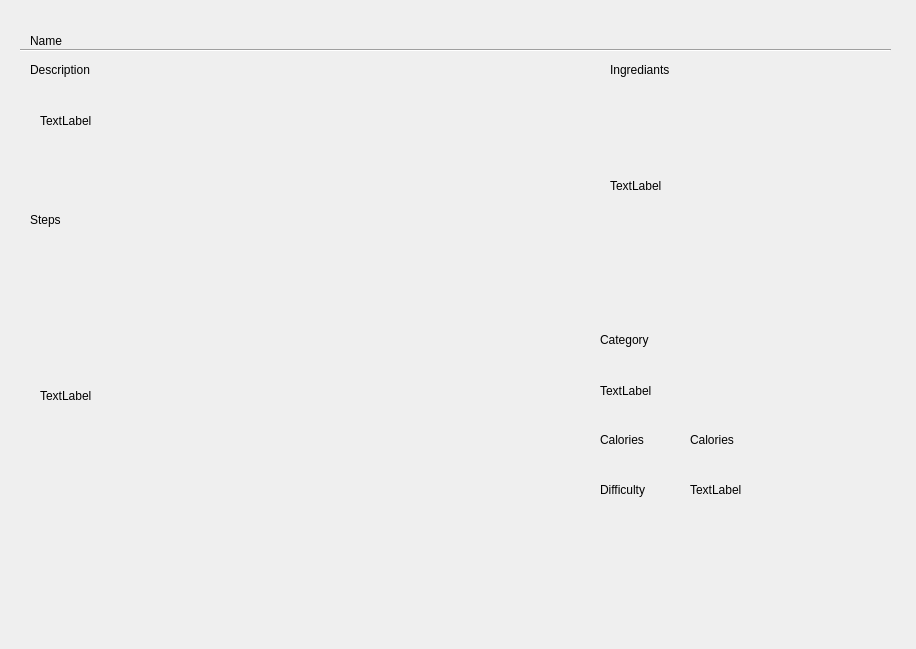
Qt form CS4076Project/recipeinfo.ui (CaoimheCahill/CS4076Project) before a commit.
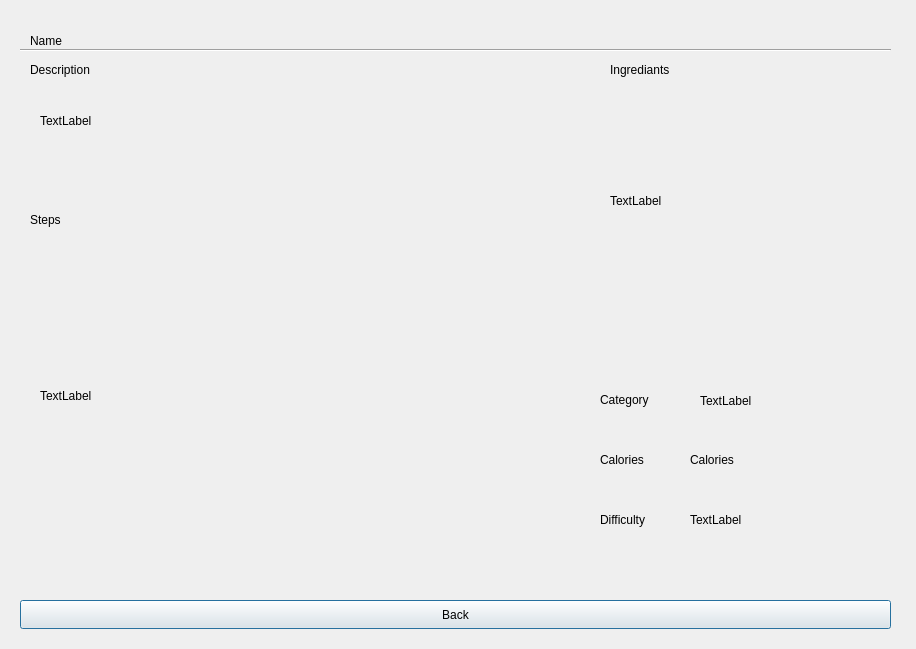
The same form after that commit.

Diff of the .ui file:
```diff
--- a/CS4076Project/recipeinfo.ui
+++ b/CS4076Project/recipeinfo.ui
@@ -80,7 +80,7 @@
      <x>610</x>
      <y>80</y>
      <width>251</width>
-     <height>211</height>
+     <height>241</height>
     </rect>
    </property>
    <property name="text">
@@ -90,9 +90,9 @@
   <widget class="QLabel" name="label_5">
    <property name="geometry">
     <rect>
-     <x>600</x>
-     <y>360</y>
-     <width>251</width>
+     <x>700</x>
+     <y>370</y>
+     <width>111</width>
      <height>61</height>
     </rect>
    </property>
@@ -104,8 +104,8 @@
    <property name="geometry">
     <rect>
      <x>690</x>
-     <y>430</y>
-     <width>63</width>
+     <y>450</y>
+     <width>111</width>
      <height>20</height>
     </rect>
    </property>
@@ -156,7 +156,7 @@
    <property name="geometry">
     <rect>
      <x>600</x>
-     <y>330</y>
+     <y>390</y>
      <width>81</width>
      <height>20</height>
     </rect>
@@ -169,7 +169,7 @@
    <property name="geometry">
     <rect>
      <x>600</x>
-     <y>430</y>
+     <y>450</y>
      <width>63</width>
      <height>20</height>
     </rect>
@@ -182,7 +182,7 @@
    <property name="geometry">
     <rect>
      <x>600</x>
-     <y>480</y>
+     <y>510</y>
      <width>71</width>
      <height>20</height>
     </rect>
@@ -195,8 +195,8 @@
    <property name="geometry">
     <rect>
      <x>690</x>
-     <y>480</y>
-     <width>63</width>
+     <y>510</y>
+     <width>91</width>
      <height>20</height>
     </rect>
    </property>
@@ -204,6 +204,19 @@
     <string>TextLabel</string>
    </property>
   </widget>
+  <widget class="QPushButton" name="pushButton">
+   <property name="geometry">
+    <rect>
+     <x>20</x>
+     <y>600</y>
+     <width>871</width>
+     <height>29</height>
+    </rect>
+   </property>
+   <property name="text">
+    <string>Back</string>
+   </property>
+  </widget>
  </widget>
  <resources/>
  <connections/>
```
